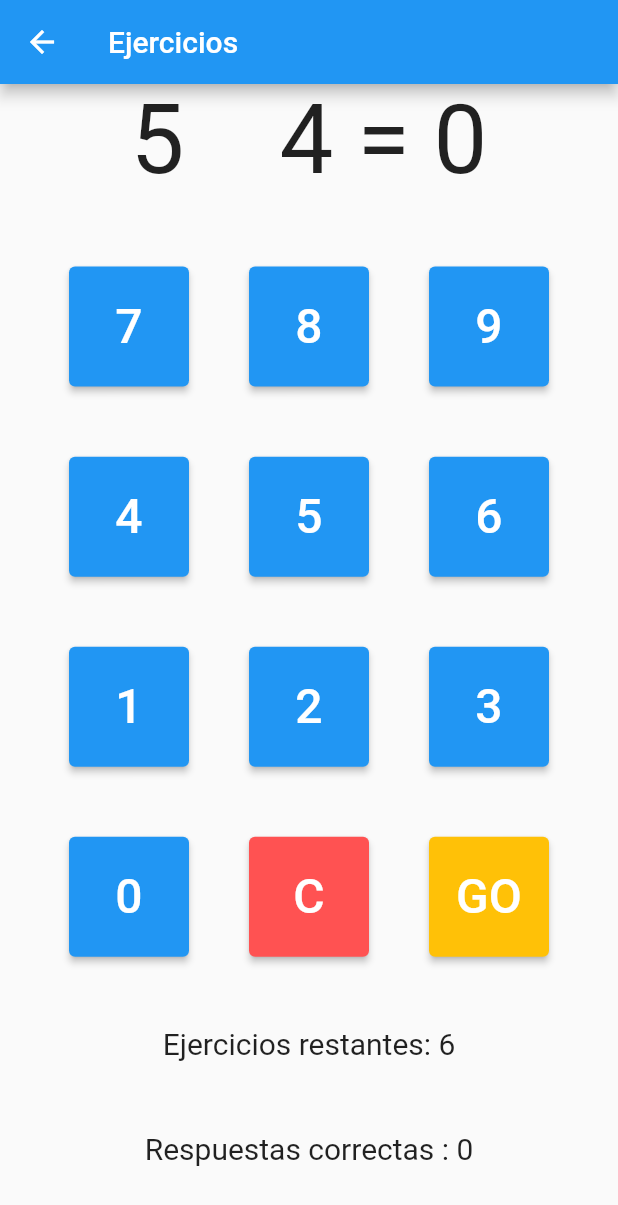
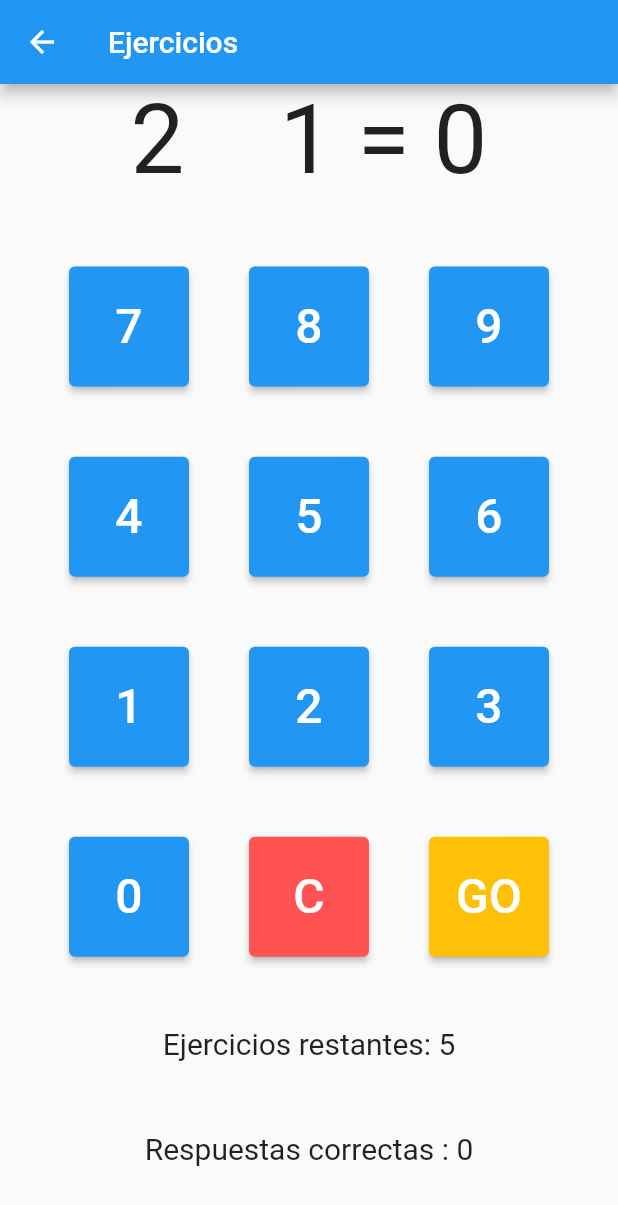
Before and after one commit to JustynV/Calculator, a Flutter app: the ProblemPage screen opened directly with empty values, after a tap on "GO", on a phone screen of 412 x 824 dp. Shown: the top 1205 px of the screen. Run offline on Flutter 3.47's test engine with Material 2 defaults, Android fonts, the phone set to English and light mode, and no system bars; our stand-ins replace get, loggy; accounts and stored records are empty; network calls fail.

Commit message:
finals and fix

```diff
--- a/lib/domain/use_case/operation_usercase.dart
+++ b/lib/domain/use_case/operation_usercase.dart
@@ -1,5 +1,3 @@
-import 'package:get/get_state_manager/src/simple/get_controllers.dart';
-
 class OperationUsercase {
   int setDifficulty(int difficulty, int correct) {
     if (correct >= 5) {
--- a/lib/main.dart
+++ b/lib/main.dart
@@ -34,7 +34,7 @@ class MyApp extends StatelessWidget {
   @override
   Widget build(BuildContext context) {
     return GetMaterialApp(
-      title: 'Flutter Demo',
+      title: 'Calculator',
       theme: ThemeData(
         primarySwatch: Colors.blue,
       ),
--- a/lib/ui/controller/operation_controller.dart
+++ b/lib/ui/controller/operation_controller.dart
@@ -13,9 +13,10 @@ class OperationController extends GetxController {
   OperationUsercase opUsercase = Get.find();
   var rng = Random();
 
-  void init(){
+  void init() {
     correct.value = 0;
     tries.value = 6;
+    input.value = "0";
   }
 
   void setDifficulty(int correct) {
@@ -31,36 +32,36 @@ class OperationController extends GetxController {
         .toString();
   }
 
-
-
   List getEjercicios() {
     List ejercicios = [];
     for (int i = 0; i <= 5; i++) {
       String a = generateNum();
       String b = generateNum();
-      if(int.parse(b) > int.parse(a)){
-        ejercicios.add([b,a]);
-      }else{
+      if (int.parse(b) > int.parse(a)) {
+        ejercicios.add([b, a]);
+      } else {
         ejercicios.add([a, b]);
       }
     }
     return ejercicios;
   }
 
-
   void updateInput(String i) {
     if (input.value == "0") {
       input.value = i;
     } else {
-      input.value = input.value + i;
+      input.value += i;
     }
   }
+
   void resetInput() {
     input.value = "0";
   }
 
-  void updateCorrect(int a, int b, String operation){
-    correct.value = checkAnswer(a, b, operation);
+  void updateCorrect(int a, int b, String operation) {
+    correct.value += checkAnswer(a, b, operation);
+    tries.value -= 1;
+    resetInput();
   }
 
   int checkAnswer(int a, int b, String operation) {
--- a/lib/ui/pages/Widgets/clearButton.dart
+++ b/lib/ui/pages/Widgets/clearButton.dart
@@ -3,7 +3,9 @@ import 'package:flutter/material.dart';
 import 'package:get/get.dart';
 
 class ClearButton extends StatelessWidget {
-  OperationController opController = Get.find();
+  final OperationController opController = Get.find();
+
+  ClearButton({super.key});
 
   Widget build(BuildContext context) {
     return Container(
--- a/lib/ui/pages/Widgets/numberButton.dart
+++ b/lib/ui/pages/Widgets/numberButton.dart
@@ -4,9 +4,9 @@ import 'package:get/get.dart';
 
 class NumberButton extends StatelessWidget {
 
-  String number;
-  NumberButton(this.number);
-  OperationController opController = Get.find();
+  final String number;
+  NumberButton(this.number, {super.key});
+  final OperationController opController = Get.find();
 
   @override
   Widget build(BuildContext context) {
@@ -15,7 +15,7 @@ class NumberButton extends StatelessWidget {
       height: 80,
         child: ElevatedButton(
       onPressed: () {
-        opController.updateInput(this.number);
+        opController.updateInput(number);
       },
       child: Text(
         number,
--- a/lib/ui/pages/Widgets/sendButton.dart
+++ b/lib/ui/pages/Widgets/sendButton.dart
@@ -5,10 +5,12 @@ import 'package:get/get.dart';
 class SendButton extends StatelessWidget {
 
   SendButton({super.key, required this.a, required this.b, required this.operation, });
-  OperationController opController = Get.find();
+  final OperationController opController = Get.find();
+
   String a;
   String b;
   String operation;
+
   @override
   Widget build(BuildContext context) {
     return Container(
--- a/lib/ui/pages/content/problem_page.dart
+++ b/lib/ui/pages/content/problem_page.dart
@@ -1,7 +1,5 @@
-import 'dart:ffi';
 
-import 'package:f_web_authentication/ui/controller/operation_controller.dart';
-import 'package:flutter/material.dart';
+import 'package:f_web_authentication/ui/controller/operation_controller.dart';import 'package:flutter/material.dart';
 import 'package:get/get.dart';
 
 import '../Widgets/clearButton.dart';
@@ -12,8 +10,11 @@ class ProblemPage extends StatelessWidget {
   ProblemPage({super.key, required this.operation});
 
   final String operation;
-  OperationController opController = Get.find();
+
+  final OperationController opController = Get.find();
+
   final time = Stopwatch()..start();
+
   List operations = [];
 
   String getData() {
@@ -32,27 +33,30 @@ class ProblemPage extends StatelessWidget {
     operations = opController.getEjercicios();
   }
 
+  @override
   Widget build(BuildContext context) {
-    if (operations.isEmpty) {
-      initOP();
-    }
-
-    if (opController.tries.value == 0) {
-      opController.setDifficulty(opController.correct.value);
-      time.stop();
-      Navigator.pop(context);
-    }
+    initOP();
     return Scaffold(
       appBar: AppBar(
         title: const Text("Ejercicios"),
       ),
       body: Center(
           child: Column(children: [
+        StreamBuilder<int>(
+                stream: opController.tries.stream,
+                builder: (context, snapshot) {
+                  if (snapshot.data == 0) {
+                    opController.setDifficulty(opController.correct.value);
+                    Navigator.pop(context);
+                  }
+                  return Container();
+                },
+              ),
         Obx(() => Text("${getData()} = ${opController.input.value}",
             style: TextStyle(fontSize: 64.0))),
         Expanded(
           flex: 3,
-          child: Container(
+          child: SizedBox(
               width: 400,
               child: Column(
                   mainAxisAlignment: MainAxisAlignment.spaceEvenly,
@@ -86,14 +90,16 @@ class ProblemPage extends StatelessWidget {
                       children: [
                         NumberButton("0"),
                         ClearButton(),
-                        SendButton(
-                            a: operations[opController.tries.value - 1][0],
-                            b: operations[opController.tries.value - 1][1],
-                            operation: operation),
+                        Obx(() => SendButton(
+                              a: operations[opController.tries.value - 1][0],
+                              b: operations[opController.tries.value - 1][1],
+                              operation: operation,
+                            )),
                       ],
                     ),
-                    Text("Ejercicios restantes: ${opController.tries.value}",
-                        style: const TextStyle(fontSize: 20.0)),
+                    Obx(() => Text(
+                        "Ejercicios restantes: ${opController.tries.value}",
+                        style: const TextStyle(fontSize: 20.0))),
                     Obx(() => Text(
                         "Respuestas correctas : ${opController.correct.value.toString()}",
                         style: const TextStyle(fontSize: 20.0)))
```
Also changed, not shown: lib/ui/pages/Widgets/goButton.dart (+2 -5 lines), lib/ui/pages/content/user_page.dart (+6 -10 lines).
